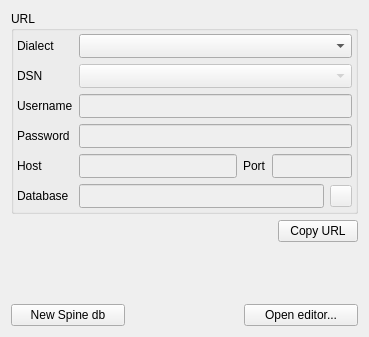
spine-tools/spine-items, file spine_items/data_store/ui/data_store_properties.ui: the form before one commit.
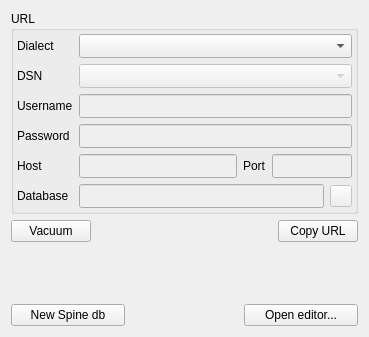
The form after the commit. Icons and pictures are not drawn. Custom widgets are drawn as their Qt base class.

Commit message:
Add button to DS properties to vacuum sqlite dbs
Re Spine-project/Spine-Toolbox#1664

What changed in the file:
```diff
--- a/spine_items/data_store/ui/data_store_properties.ui
+++ b/spine_items/data_store/ui/data_store_properties.ui
@@ -390,6 +390,17 @@
    </item>
    <item>
     <layout class="QHBoxLayout" name="horizontalLayout_3">
+     <item>
+      <widget class="QPushButton" name="toolButton_vacuum">
+       <property name="text">
+        <string>Vacuum</string>
+       </property>
+       <property name="icon">
+        <iconset resource="../../ui/resources/resources_icons.qrc">
+         <normaloff>:/icons/broom.svg</normaloff>:/icons/broom.svg</iconset>
+       </property>
+      </widget>
+     </item>
      <item>
       <spacer name="horizontalSpacer_3">
        <property name="orientation">
```
The commit also changes 5 other files.
